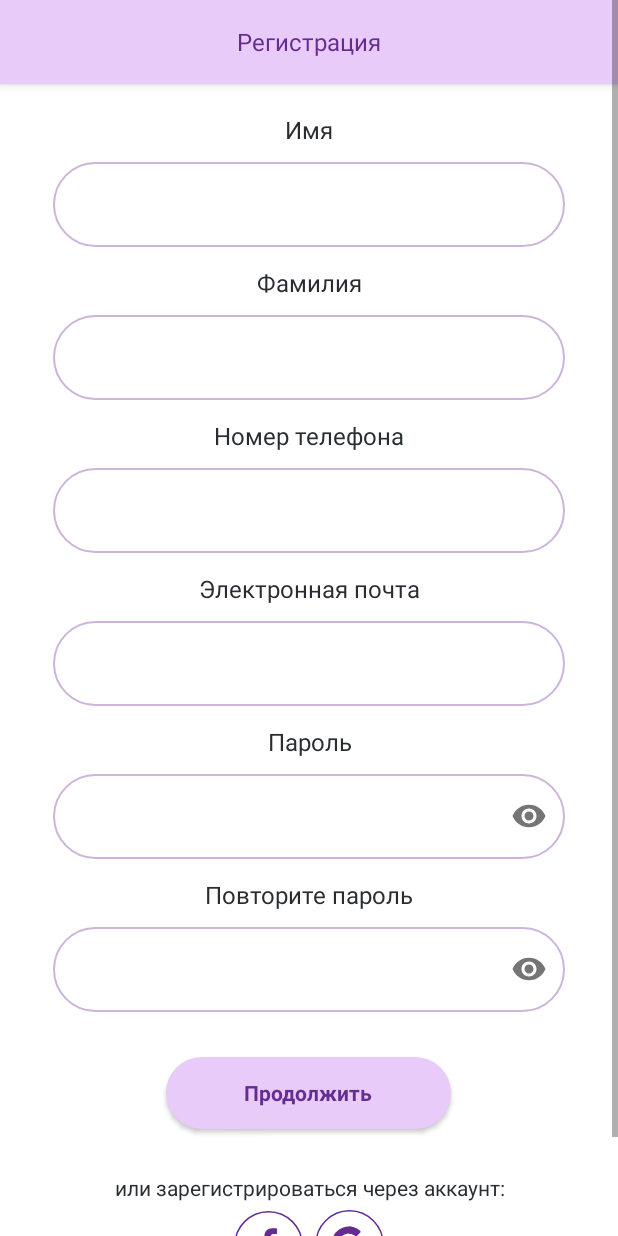
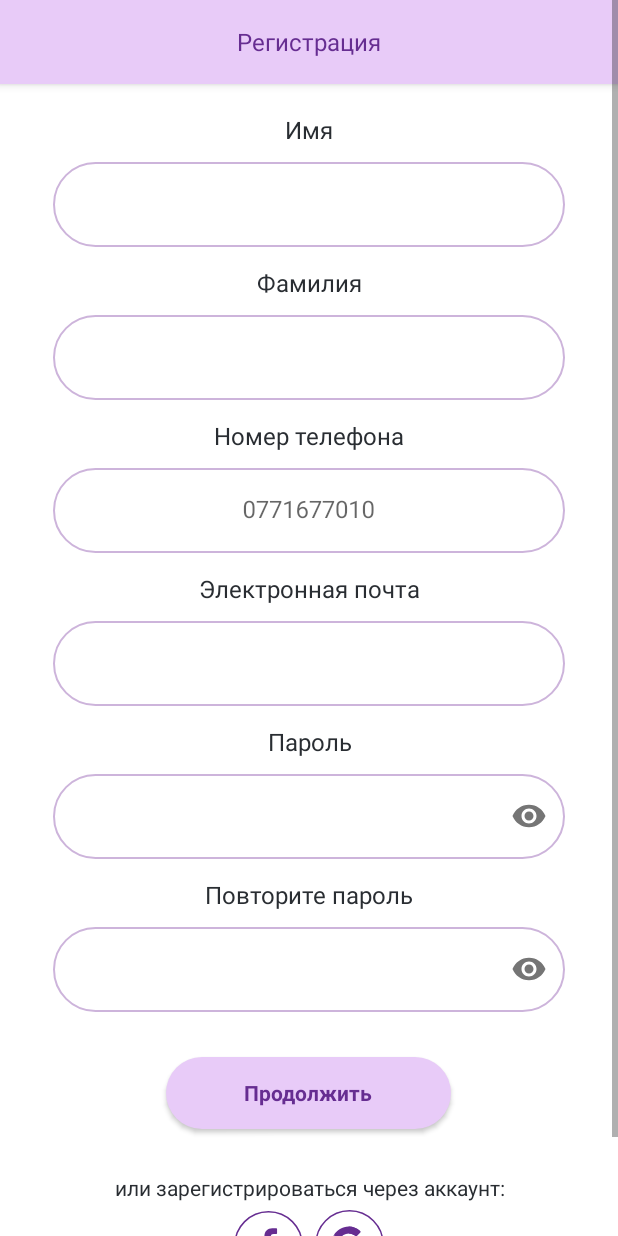
Before and after one commit to arstanrakhmat/girls-for-girls, an Android app: the RegistrationFragment screen opened through its navigation route, on a phone screen of 412 x 824 dp. Run offline under Robolectric (Android 15) with nearby library versions, the phone set to English and light mode, and no system bars; Roboto replaces fonts that are not available here.

Commit message:
Small changes in edit text for phone numbers

```diff
--- a/app/src/main/res/layout/fragment_registration.xml
+++ b/app/src/main/res/layout/fragment_registration.xml
@@ -142,6 +142,9 @@
                 android:id="@+id/et_phone_number"
                 android:layout_width="match_parent"
                 android:layout_height="match_parent"
+                android:inputType="number"
+                android:gravity="center"
+                android:hint="@string/_0771677010"
                 android:lines="1"
                 android:textAlignment="center" />
 
--- a/app/src/main/res/values/strings.xml
+++ b/app/src/main/res/values/strings.xml
@@ -82,5 +82,6 @@
     <string name="welcome">Добро Пожаловать!</string>
     <string name="go_to_main_page">Перейти на главную страницу</string>
     <string name="registration">Регистрация</string>
+    <string name="_0771677010">0771677010</string>
 
 </resources>
```
